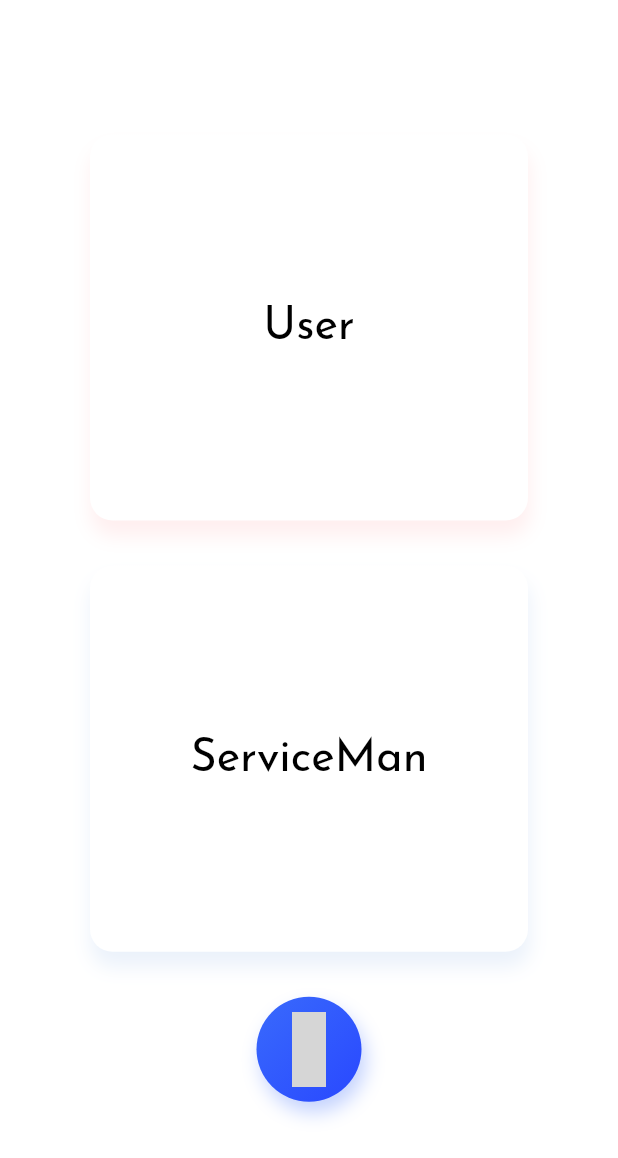
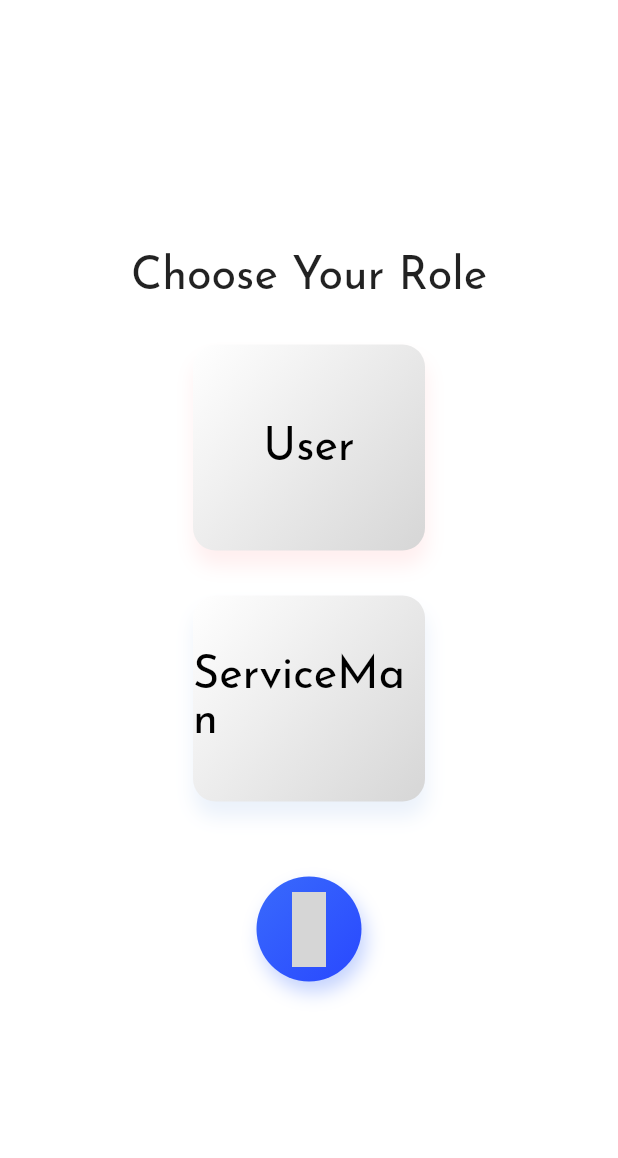
Before and after one commit to GouravSaini125/tradio, a Flutter app: the screen it shows after launch, on a phone screen of 412 x 824 dp. Shown: the top 1158 px of the screen. Run offline on Flutter 3.47's test engine with Material 2 defaults, Android fonts, the phone set to English and light mode, and no system bars; our stand-ins replace device_preview, eva_icons_flutter, firebase_auth, flutter_spinkit, google_maps_flutter, google_nav_bar and 3 more; missing offline and left inert: multi_image_picker, multi_media_picker; accounts and stored records are empty; grey boxes are pictures that could not be loaded.

Commit message:
1.video play pause added 2.navigation routing 3.user type pref 4.profile layout

```diff
--- a/lib/bottomNavService.dart
+++ b/lib/bottomNavService.dart
@@ -48,10 +48,12 @@ class _BottomNavServiceState extends State<BottomNavService> {
                 GButton(
                   icon: EvaIcons.home,
                   text: 'Home',
+                    margin: EdgeInsets.only(left: MediaQuery.of(context).size.width/8),
                 ),
                 GButton(
                   icon: EvaIcons.listOutline,
                   text: 'bookings',
+                    margin: EdgeInsets.only(right: MediaQuery.of(context).size.width/8),
                 ),
               ],
               selectedIndex: _selectedIndex,
--- a/lib/main.dart
+++ b/lib/main.dart
@@ -1,10 +1,14 @@
 import 'package:device_preview/device_preview.dart';
 import 'package:flutter/cupertino.dart';
 import 'package:flutter/material.dart';
+import 'package:proto/bottomNav.dart';
 import 'package:proto/configs/ThemeColors.dart';
 import 'package:proto/myApp.dart';
+import 'package:proto/repos/prefs.dart';
 import 'package:proto/screens/imgPicker.dart';
 import 'package:splashscreen/splashscreen.dart';
+
+import 'bottomNavService.dart';
 
 void main() => runApp(
       DevicePreview(
@@ -21,6 +25,7 @@ class Initiate extends StatefulWidget {
 class _InitiateState extends State<Initiate> {
   @override
   Widget build(BuildContext context) {
+    loadPrefs();
     return MaterialApp(
       locale: DevicePreview.of(context).locale,
       builder: DevicePreview.appBuilder,
@@ -44,4 +49,8 @@ class _InitiateState extends State<Initiate> {
       ),
     );
   }
+
+  loadPrefs() async {
+    await Prefs.loadPrefs();
   }
+}
--- a/lib/myApp.dart
+++ b/lib/myApp.dart
@@ -2,6 +2,7 @@ import 'package:device_preview/device_preview.dart';
 import 'package:flutter/cupertino.dart';
 import 'package:flutter/material.dart';
 import 'package:proto/bottomNav.dart';
+import 'package:proto/bottomNavService.dart';
 import 'package:proto/repos/prefs.dart';
 import 'package:proto/screens/signup.dart';
 import 'package:proto/screens/userSelection.dart';
@@ -10,19 +11,16 @@ class MyApp extends StatelessWidget {
   MyApp({Key key}) : super(key: key);
 
   Widget build(BuildContext context) {
-    getLoginStatus(context);
-    final double height = MediaQuery.of(context).size.height;
-    final double width = MediaQuery.of(context).size.width;
-    return SafeArea(child: UserSelection());
+    return SafeArea(child: routeUser());
   }
 
-  getLoginStatus(BuildContext context) async {
-    await Prefs.loadPrefs();
+  Widget routeUser() {
 //    Prefs.prefs.remove("isLoggedIn");
     var val = Prefs.prefs.getBool("isLoggedIn") ?? false;
+    var isUser = Prefs.prefs.getBool("isUser") ?? true;
     if (val) {
-      Navigator.pushReplacement(
-          context, CupertinoPageRoute(builder: (context) => BottomNav()));
+      return isUser ? BottomNav() : BottomNavService();
     }
+    return UserSelection();
   }
 }
--- a/lib/screens/userSelection.dart
+++ b/lib/screens/userSelection.dart
@@ -12,6 +12,7 @@ class UserSelection extends StatefulWidget {
 
 class _UserSelectionState extends State<UserSelection> {
   String userType;
+
   @override
   Widget build(BuildContext context) {
     return Scaffold(
@@ -25,6 +26,15 @@ class _UserSelectionState extends State<UserSelection> {
           child: Column(
             mainAxisAlignment: MainAxisAlignment.center,
             children: <Widget>[
+              Text(
+                "Choose Your Role",
+                style: TextStyle(
+                  fontSize: 30.0,
+                ),
+              ),
+              SizedBox(
+                height: 30.0,
+              ),
               GestureDetector(
                 onTap: () {
                   setState(() {
@@ -32,14 +42,18 @@ class _UserSelectionState extends State<UserSelection> {
                   });
                 },
                 child: AnimatedContainer(
-                  duration: Duration(milliseconds: 700),
-                  width: MediaQuery.of(context).size.width - 120,
-                  height: MediaQuery.of(context).size.height / 3.2,
+                  duration: Duration(milliseconds: 300),
+                  width: userType != "user"
+                      ? MediaQuery.of(context).size.width / 1.5 - 120
+                      : MediaQuery.of(context).size.width / 1.5 - 90.0,
+                  height: userType != "user"
+                      ? MediaQuery.of(context).size.height / 6
+                      : MediaQuery.of(context).size.height / 6 + 30.0,
                   decoration: BoxDecoration(
                       gradient: LinearGradient(
                           colors: userType == "user"
                               ? ThemeColors.gradient2
-                              : [Colors.white, Colors.white],
+                              : [Colors.white, Colors.grey[350]],
                           begin: Alignment.topLeft,
                           end: Alignment.bottomRight),
                       borderRadius: BorderRadius.circular(15.0),
@@ -71,14 +85,18 @@ class _UserSelectionState extends State<UserSelection> {
                   });
                 },
                 child: AnimatedContainer(
-                  duration: Duration(milliseconds: 700),
-                  width: MediaQuery.of(context).size.width - 120,
-                  height: MediaQuery.of(context).size.height / 3.2,
+                  duration: Duration(milliseconds: 300),
+                  width: userType != "service"
+                      ? MediaQuery.of(context).size.width / 1.5 - 120
+                      : MediaQuery.of(context).size.width / 1.5 - 90.0,
+                  height: userType != "service"
+                      ? MediaQuery.of(context).size.height / 6
+                      : MediaQuery.of(context).size.height / 6 + 30.0,
                   decoration: BoxDecoration(
                       gradient: LinearGradient(
                           colors: userType == "service"
                               ? ThemeColors.gradient3
-                              : [Colors.white, Colors.white],
+                              : [Colors.white, Colors.grey[350]],
                           begin: Alignment.topLeft,
                           end: Alignment.bottomRight),
                       borderRadius: BorderRadius.circular(15.0),
@@ -101,7 +119,7 @@ class _UserSelectionState extends State<UserSelection> {
                 ),
               ),
               SizedBox(
-                height: 30.0,
+                height: 50.0,
               ),
               Container(
                 width: 70.0,
@@ -127,15 +145,15 @@ class _UserSelectionState extends State<UserSelection> {
                     ),
                     onPressed: () {
                       if (userType != null || userType != "") {
-                        Navigator.pushAndRemoveUntil(
+                        Navigator.push(
                             context,
                             MaterialPageRoute(
                                 builder: (context) => SignUpScreen(
                                       height:
                                           MediaQuery.of(context).size.height,
                                       width: MediaQuery.of(context).size.width,
-                                    )),
-                            (route) => false);
+                                  isUser: userType == "user",
+                                    )));
                         // Navigator.pushAndRemoveUntil(
                         //     context,
                         //     MaterialPageRoute(
```
Also changed, not shown: lib/screens/login.dart (+6 -3 lines), lib/screens/postWork.dart (+11 -2 lines), lib/screens/profilePage.dart (+7 -4 lines), lib/screens/signup.dart (+6 -3 lines), pubspec.lock. Lines whose indentation alone changed are shown as unchanged.
